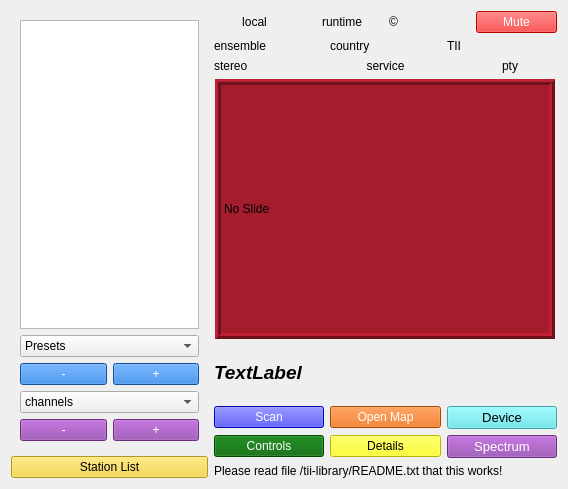
First picture: the form in forms/dabradio.ui, repository tomneda/DABstar, before the edit.
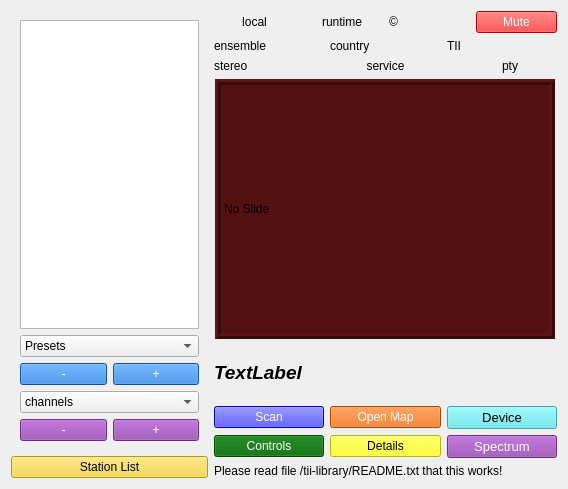
Second picture: the form after the edit. Custom widgets are drawn as their Qt base class.

Commit message: Change to darker red picture frame

Patch:
```diff
--- a/forms/dabradio.ui
+++ b/forms/dabradio.ui
@@ -309,7 +309,7 @@
           </size>
          </property>
          <property name="styleSheet">
-          <string notr="true">background-color: rgb(165, 29, 45);</string>
+          <string notr="true">background-color: rgb(83, 17, 17);</string>
          </property>
          <property name="frameShape">
           <enum>QFrame::Box</enum>
```
